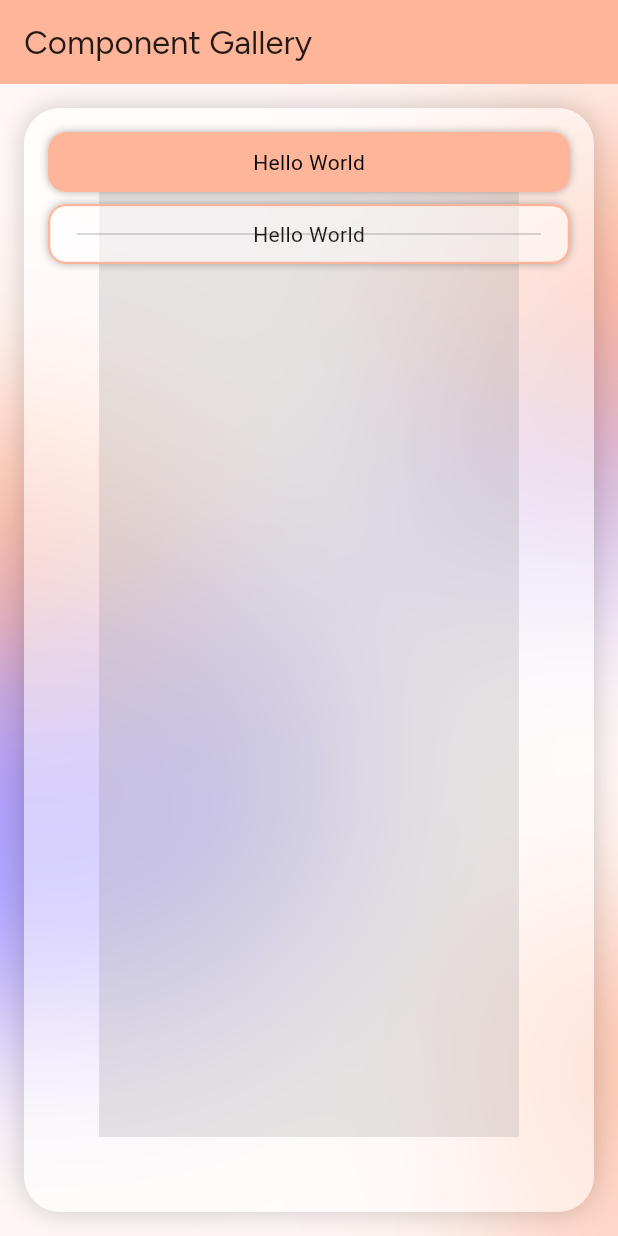
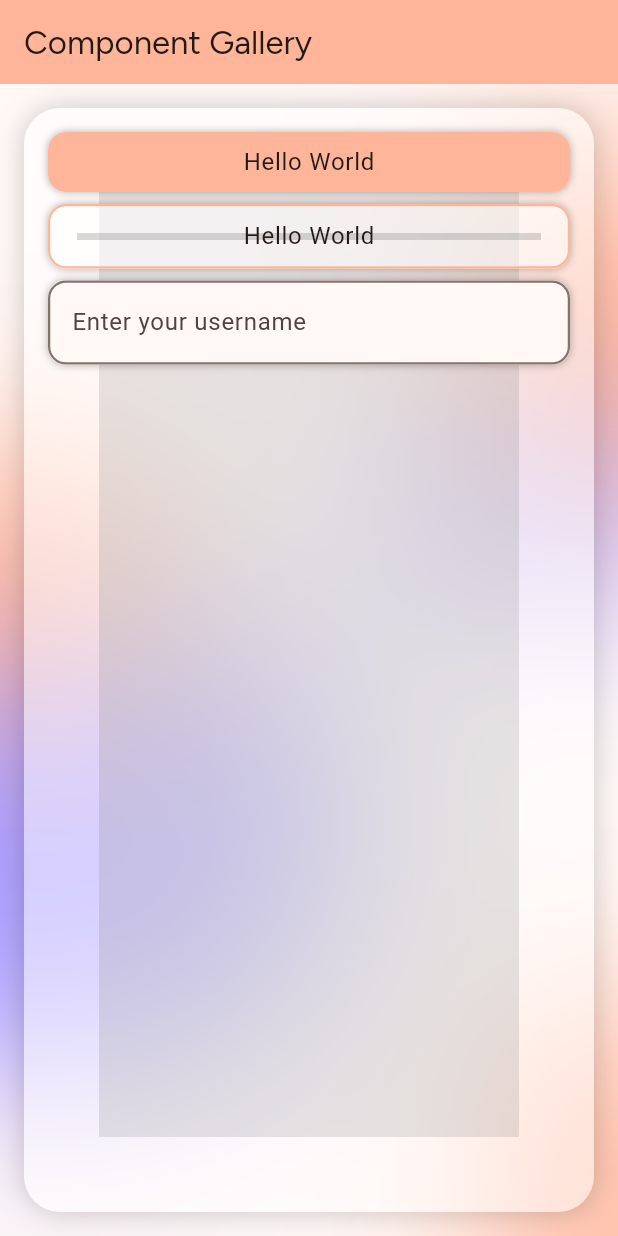
Before and after one commit to intellicook/mobile, a Flutter app: the screen it shows after launch, on a phone screen of 412 x 824 dp. Run offline on Flutter 3.47's test engine with Material 3 defaults, Android fonts, the phone set to English and light mode, and no system bars; our stand-ins replace figma_squircle, flutter_inset_shadow, google_fonts, material_color_utilities.

Commit message:
Add initial input field implementation

```diff
--- a/lib/screens/component_gallery.dart
+++ b/lib/screens/component_gallery.dart
@@ -2,6 +2,7 @@ import 'package:flutter/material.dart';
 import 'package:intellicook_mobile/constants/spacing.dart';
 import 'package:intellicook_mobile/widgets/common/background.dart';
 import 'package:intellicook_mobile/widgets/common/button.dart';
+import 'package:intellicook_mobile/widgets/common/input_field.dart';
 import 'package:intellicook_mobile/widgets/common/panel.dart';
 
 class ComponentGallery extends StatelessWidget {
@@ -9,16 +10,23 @@ class ComponentGallery extends StatelessWidget {
 
   static const title = 'Component Gallery';
   static final components = [
-    Button.primary(
-      child: const Center(
-        child: Text('Hello World', style: TextStyle(color: Colors.black)),
-      ),
-    ),
-    Button.secondary(
-      child: const Center(
-        child: Text('Hello World'),
-      ),
-    ),
+    (BuildContext context) => Button.primary(
+          child: Center(
+            child: Text(
+              'Hello World',
+              style: Theme.of(context).textTheme.bodyLarge,
+            ),
+          ),
+        ),
+    (BuildContext context) => Button.secondary(
+          child: Center(
+            child: Text(
+              'Hello World',
+              style: Theme.of(context).textTheme.bodyLarge,
+            ),
+          ),
+        ),
+    (BuildContext context) => const InputField(),
   ];
 
   @override
@@ -38,7 +46,7 @@ class ComponentGallery extends StatelessWidget {
               separatorBuilder: (context, index) => const SizedBox(
                 height: SpacingConsts.s,
               ),
-              itemBuilder: (context, index) => components[index],
+              itemBuilder: (context, index) => components[index](context),
             ),
           ),
         ),
--- a/lib/widgets/common/background.dart
+++ b/lib/widgets/common/background.dart
@@ -31,6 +31,9 @@ class Background extends StatelessWidget {
 class _BackgroundPainter extends CustomPainter {
   @override
   void paint(ui.Canvas canvas, ui.Size size) {
+    final unit = size.width;
+    final heightUnit = unit * 2;
+
     final primaryPaint = Paint()
       ..color = IntelliCookTheme.primaryPalette.getColor(80)
       ..style = PaintingStyle.fill;
@@ -40,28 +43,28 @@ class _BackgroundPainter extends CustomPainter {
       ..style = PaintingStyle.fill;
 
     canvas.drawCircle(
-      Offset(size.width, size.height * 0.2),
-      size.width * 0.3,
+      Offset(unit, heightUnit * 0.2),
+      unit * 0.3,
       primaryPaint,
     );
     canvas.drawCircle(
-      Offset(size.width * 0.8, size.height * 0.35),
-      size.width * 0.15,
+      Offset(unit * 0.8, heightUnit * 0.35),
+      unit * 0.15,
       secondaryPaint,
     );
     canvas.drawCircle(
-      Offset(size.width * 0.15, size.height * 0.6),
-      size.width * 0.4,
+      Offset(unit * 0.15, heightUnit * 0.6),
+      unit * 0.4,
       secondaryPaint,
     );
     canvas.drawCircle(
-      Offset(size.width * 0.1, size.height * 0.4),
-      size.width * 0.2,
+      Offset(unit * 0.1, heightUnit * 0.4),
+      unit * 0.2,
       primaryPaint,
     );
     canvas.drawCircle(
-      Offset(size.width * 1.05, size.height * 0.85),
-      size.width * 0.25,
+      Offset(unit * 1.05, heightUnit * 0.85),
+      unit * 0.25,
       primaryPaint,
     );
   }
--- a/lib/widgets/common/elevated.dart
+++ b/lib/widgets/common/elevated.dart
@@ -27,6 +27,7 @@ class Elevated extends StatelessWidget {
     this.padding = defaultPadding,
     this.color,
     this.constraints,
+    this.clipBehavior = defaultClipBehavior,
     this.animatedElevatedArgs,
     this.child,
   });
@@ -37,6 +38,7 @@ class Elevated extends StatelessWidget {
     this.padding = defaultPadding,
     this.color,
     this.constraints,
+    this.clipBehavior = defaultClipBehavior,
     this.animatedElevatedArgs,
     SmoothBorderRadius? borderRadius,
     List<BoxShadow>? shadows,
@@ -51,6 +53,7 @@ class Elevated extends StatelessWidget {
     this.padding = defaultPadding,
     this.color,
     this.constraints,
+    this.clipBehavior = defaultClipBehavior,
     this.animatedElevatedArgs,
     SmoothBorderRadius? borderRadius,
     List<BoxShadow>? shadows,
@@ -61,6 +64,7 @@ class Elevated extends StatelessWidget {
 
   static const defaultPadding = EdgeInsets.all(SpacingConsts.m);
   static const defaultInsetShadow = false;
+  static const defaultClipBehavior = Clip.antiAlias;
   static const lowShadows = ShadowConsts.low;
   static const highShadows = ShadowConsts.high;
   static final lowBorderRadius = SmoothBorderRadiusConsts.s;
@@ -72,6 +76,7 @@ class Elevated extends StatelessWidget {
   final EdgeInsets? padding;
   final Color? color;
   final BoxConstraints? constraints;
+  final Clip clipBehavior;
   final AnimatedElevatedArgs? animatedElevatedArgs;
   final Widget? child;
 
@@ -89,7 +94,7 @@ class Elevated extends StatelessWidget {
 
     final container = switch (animatedElevatedArgs) {
       null => (Widget? child) => Container(
-            clipBehavior: Clip.antiAlias,
+            clipBehavior: clipBehavior,
             decoration: boxDecoration,
             constraints: constraints,
             padding: padding,
@@ -98,7 +103,7 @@ class Elevated extends StatelessWidget {
       var args => (Widget? child) => AnimatedContainer(
             duration: args.duration,
             curve: args.curve,
-            clipBehavior: Clip.antiAlias,
+            clipBehavior: clipBehavior,
             decoration: boxDecoration,
             constraints: constraints,
             padding: padding,
--- /dev/null
+++ b/lib/widgets/common/input_field.dart
@@ -0,0 +1,99 @@
+import 'package:figma_squircle/figma_squircle.dart';
+import 'package:flutter/material.dart';
+import 'package:intellicook_mobile/constants/smooth_border_radius_consts.dart';
+import 'package:intellicook_mobile/theme.dart';
+import 'package:intellicook_mobile/utils/extensions/tonal_palette_extensions.dart';
+import 'package:intellicook_mobile/widgets/common/elevated.dart';
+
+class InputField extends StatefulWidget {
+  const InputField({super.key});
+
+  @override
+  State<InputField> createState() => _InputFieldState();
+}
+
+class _InputFieldState extends State<InputField> {
+  FocusNode focusNode = FocusNode();
+
+  @override
+  void initState() {
+    super.initState();
+    focusNode.addListener(() {
+      setState(() {});
+    });
+  }
+
+  @override
+  Widget build(BuildContext context) {
+    final theme = Theme.of(context);
+
+    // Colors
+
+    const colorOpacity = 0.5;
+    final fillColor =
+        theme.colorScheme.surfaceContainerLow.withOpacity(colorOpacity);
+    final focusColor =
+        theme.colorScheme.surfaceContainerLowest.withOpacity(colorOpacity);
+
+    // Borders
+
+    final enabledBorderColor = theme.colorScheme.outline;
+    final focusedBorderColor = IntelliCookTheme.primaryPalette.getColor(70);
+    final borderRadius = SmoothBorderRadius(
+      cornerRadius: SmoothBorderRadiusConsts.sCornerRadius,
+      cornerSmoothing: SmoothBorderRadiusConsts.cornerSmoothing,
+    );
+    const borderWidth = 1.5;
+    final borderSide = BorderSide(
+      width: borderWidth,
+      color: enabledBorderColor,
+    );
+    final enabledBorder = OutlineInputBorder(
+      borderRadius: borderRadius,
+      borderSide: borderSide,
+    );
+    final focusedBorder = enabledBorder.copyWith(
+      borderSide: borderSide.copyWith(
+        color: focusedBorderColor,
+      ),
+    );
+    final errorBorder = enabledBorder.copyWith(
+      borderSide: borderSide.copyWith(
+        color: theme.colorScheme.error,
+      ),
+    );
+    final focusedErrorBorder = focusedBorder.copyWith(
+      borderSide: borderSide.copyWith(
+        color: theme.colorScheme.error,
+      ),
+    );
+    final disabledBorder = enabledBorder.copyWith(
+      borderSide: borderSide.copyWith(
+        color: theme.disabledColor,
+      ),
+    );
+
+    return Elevated.low(
+      padding: EdgeInsets.zero,
+      shadows: focusNode.hasFocus ? Elevated.lowShadows() : null,
+      clipBehavior: Clip.none,
+      animatedElevatedArgs: const AnimatedElevatedArgs(
+        duration: Duration(milliseconds: 80),
+        curve: Curves.easeOut,
+      ),
+      child: TextField(
+        focusNode: focusNode,
+        decoration: InputDecoration(
+          filled: true,
+          fillColor: focusNode.hasFocus ? focusColor : fillColor,
+          enabledBorder: enabledBorder,
+          focusedBorder: focusedBorder,
+          errorBorder: errorBorder,
+          focusedErrorBorder: focusedErrorBorder,
+          disabledBorder: disabledBorder,
+          labelText: 'Enter your username',
+        ),
+      ),
+    );
+  }
+}
```
Also changed, not shown: 1 other file.
